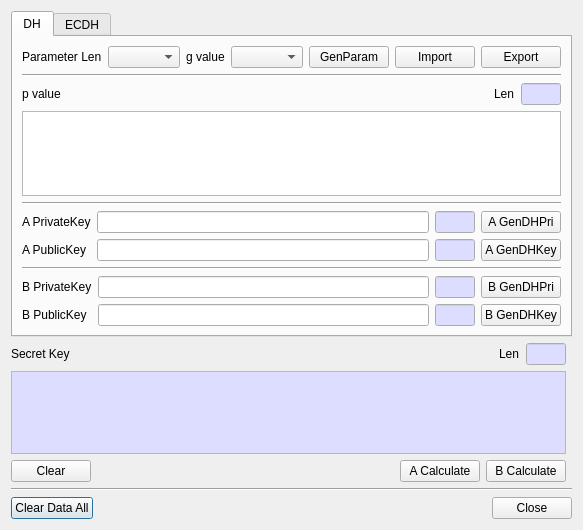
First picture: the form in BerEditor/key_agree_dlg.ui, repository jykim74/BerEditor, before the edit.
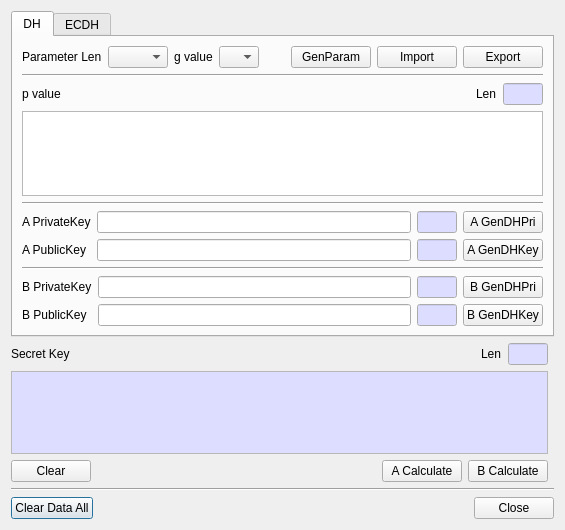
Second picture: the form after the edit.

Patch:
```diff
--- a/BerEditor/key_agree_dlg.ui
+++ b/BerEditor/key_agree_dlg.ui
@@ -198,8 +198,32 @@
          <property name="topMargin">
           <number>0</number>
          </property>
+         <item row="0" column="6">
+          <widget class="QPushButton" name="mImportParamBtn">
+           <property name="text">
+            <string>Import</string>
+           </property>
+          </widget>
+         </item>
+         <item row="0" column="1">
+          <widget class="QComboBox" name="mParamLenCombo">
+           <property name="maximumSize">
+            <size>
+             <width>60</width>
+             <height>16777215</height>
+            </size>
+           </property>
+          </widget>
+         </item>
          <item row="0" column="2">
-          <spacer name="horizontalSpacer_7">
+          <widget class="QLabel" name="label_4">
+           <property name="text">
+            <string>g value</string>
+           </property>
+          </widget>
+         </item>
+         <item row="0" column="4">
+          <spacer name="horizontalSpacer_4">
            <property name="orientation">
             <enum>Qt::Horizontal</enum>
            </property>
@@ -212,16 +236,12 @@
           </spacer>
          </item>
          <item row="0" column="3">
-          <widget class="QLabel" name="label_4">
-           <property name="text">
-            <string>g value</string>
-           </property>
-          </widget>
-         </item>
-         <item row="0" column="7">
-          <widget class="QPushButton" name="mExportParamBtn">
-           <property name="text">
-            <string>Export</string>
+          <widget class="QComboBox" name="mGCombo">
+           <property name="maximumSize">
+            <size>
+             <width>40</width>
+             <height>16777215</height>
+            </size>
            </property>
           </widget>
          </item>
@@ -232,13 +252,10 @@
            </property>
           </widget>
          </item>
-         <item row="0" column="4">
-          <widget class="QComboBox" name="mGCombo"/>
-         </item>
-         <item row="0" column="6">
-          <widget class="QPushButton" name="mImportParamBtn">
+         <item row="0" column="7">
+          <widget class="QPushButton" name="mExportParamBtn">
            <property name="text">
-            <string>Import</string>
+            <string>Export</string>
            </property>
           </widget>
          </item>
@@ -249,9 +266,6 @@
            </property>
           </widget>
          </item>
-         <item row="0" column="1">
-          <widget class="QComboBox" name="mParamLenCombo"/>
-         </item>
         </layout>
        </item>
        <item>
```
